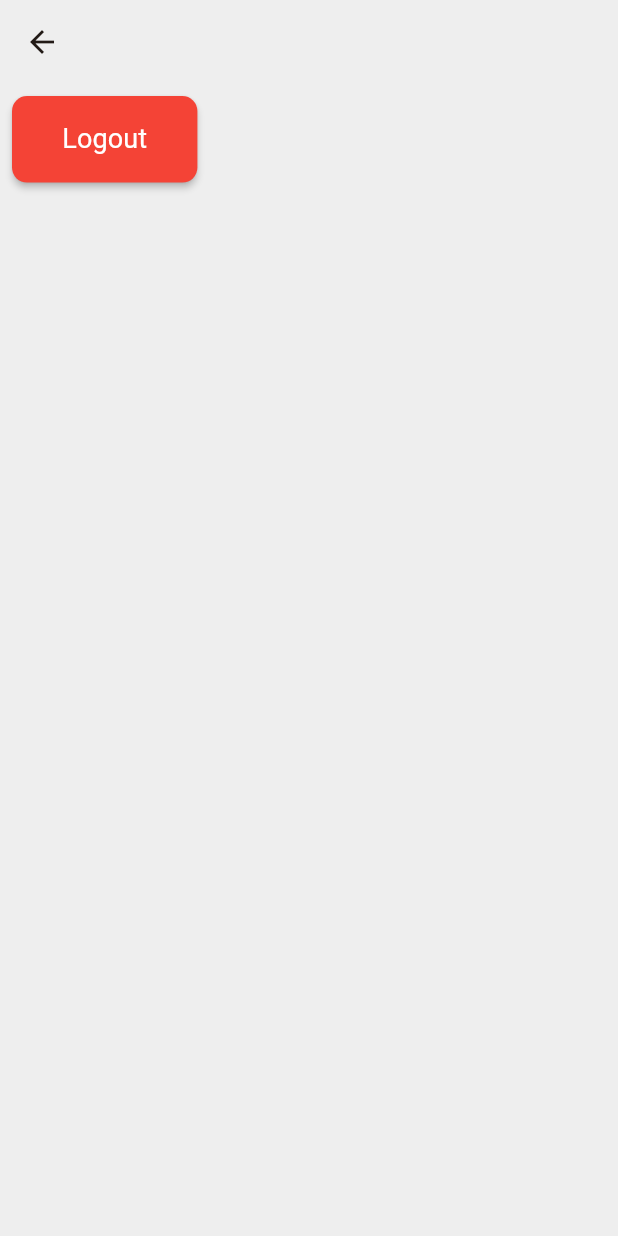
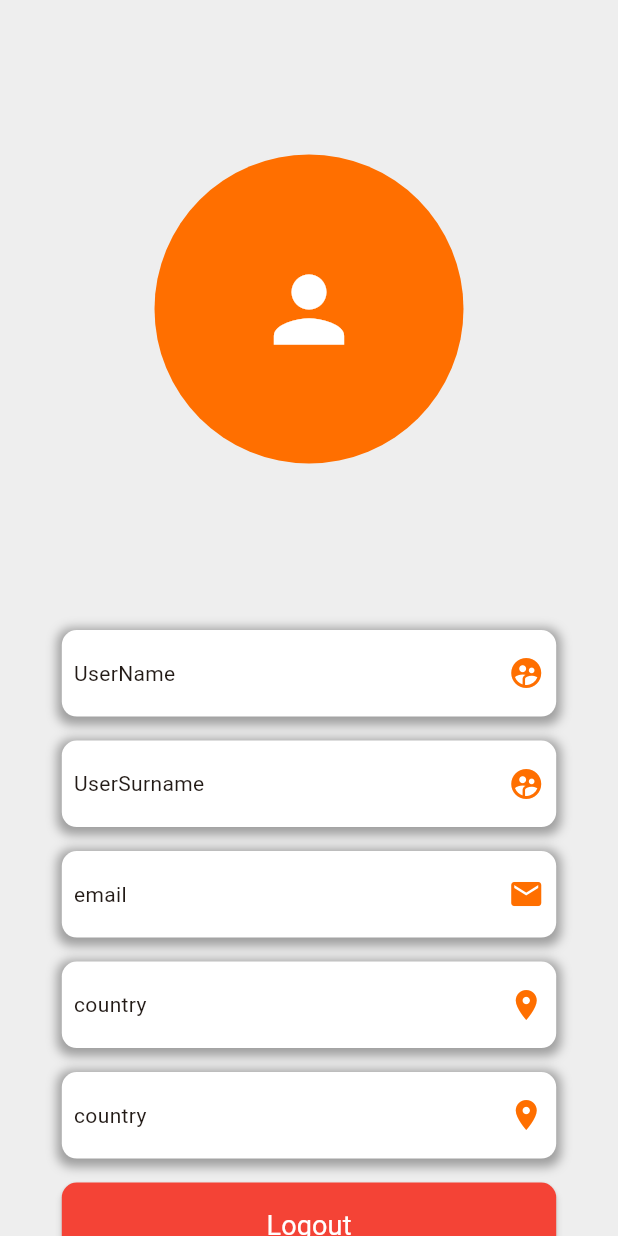
Before and after one commit to MhmmdAkcby/product_app, a Flutter app: the UserView screen opened directly, on a phone screen of 412 x 824 dp. Run offline on Flutter 3.47's test engine with Material 3 defaults, Android fonts, the phone set to English and light mode, and no system bars; our stand-ins replace delightful_toast, dio, equatable, flutter_bloc, get_it, lottie and 1 more; accounts and stored records are empty; generated files the repository leaves out were written again.

Commit message:
user detail ui created

```diff
--- a/lib/product_market/view/user_detail/user_view.dart
+++ b/lib/product_market/view/user_detail/user_view.dart
@@ -18,6 +18,7 @@ class UserView extends StatefulWidget {
 class _UserViewState extends State<UserView> {
   late NavigationService navigationService;
   final GetIt _getIt = GetIt.instance;
+  final String routePath = '/login';
 
   @override
   void initState() {
@@ -30,16 +31,79 @@ class _UserViewState extends State<UserView> {
     final cubit = context.read<LoginCubit>();
 
     return Scaffold(
-      appBar: AppBar(),
-      body: _buildUI(context, cubit),
+      body: _buildUI(context: context, cubit: cubit),
     );
   }
 
-  Column _buildUI(BuildContext context, LoginCubit cubit) {
+  Widget _buildUI({required BuildContext context, required LoginCubit cubit}) {
+    return SafeArea(
+      child: SingleChildScrollView(
+        child: Center(
+          child: Column(
+            mainAxisAlignment: MainAxisAlignment.center,
+            crossAxisAlignment: CrossAxisAlignment.center,
+            children: [
+              _userDetails(context: context, cubit: cubit),
+            ],
+          ),
+        ),
+      ),
+    );
+  }
+
+  Widget _userDetails({required BuildContext context, required LoginCubit cubit}) {
     return Column(
+      mainAxisAlignment: MainAxisAlignment.center,
+      crossAxisAlignment: CrossAxisAlignment.center,
       children: [
+        _userProfileView(),
+        _user(text: 'UserName', icon: Icons.supervised_user_circle_rounded),
+        _user(text: 'UserSurname', icon: Icons.supervised_user_circle_rounded),
+        _user(text: 'email', icon: Icons.email),
+        _user(text: 'country', icon: Icons.location_on),
+        _user(text: 'country', icon: Icons.location_on),
         _logoutButton(context, cubit),
       ],
+    );
+  }
+
+  Widget _user({required String text, required IconData icon}) {
+    return Container(
+      margin: const _WidgetPaddingAndMargin.marginAll(),
+      padding: const _WidgetPaddingAndMargin.paddingAll(),
+      width: MediaQuery.of(context).size.width * _WidgetSize().userWidth,
+      height: MediaQuery.of(context).size.height * _WidgetSize().userHeight,
+      decoration: _userBoxDecoration(),
+      child: Row(
+          mainAxisAlignment: MainAxisAlignment.spaceBetween,
+          children: [Text(text), Icon(icon, color: ProjectColor.flushOrange())]),
+    );
+  }
+
+  BoxDecoration _userBoxDecoration() {
+    return BoxDecoration(
+      color: ProjectColor.whiteColor(),
+      borderRadius: BorderRadius.circular(_WidgetSize().borderRadius),
+      boxShadow: [_userBoxShadow()],
+    );
+  }
+
+  BoxShadow _userBoxShadow() {
+    return BoxShadow(
+      color: ProjectColor.mortarGrey(),
+      blurRadius: _WidgetSize().blurRadius,
+      spreadRadius: _WidgetSize().spreadRadius,
+      offset: Offset(_WidgetSize().offsetX, _WidgetSize().offsetY),
+    );
+  }
+
+  Widget _userProfileView() {
+    return SizedBox(
+      width: MediaQuery.of(context).size.width * _WidgetSize().userProfileWidth,
+      height: MediaQuery.of(context).size.height * _WidgetSize().userProfileWidth,
+      child: CircleAvatar(
+          backgroundColor: ProjectColor.flushOrange(),
+          child: Icon(Icons.person, size: _WidgetSize().circularAvatarIcon, color: ProjectColor.whiteColor())),
     );
   }
 
@@ -68,10 +132,10 @@ class _UserViewState extends State<UserView> {
   Future<void> _logoutMethod(bool isLoading, LoginCubit cubit) async {
     if (!isLoading) {
       await cubit.logout();
-      await Future.delayed(const Duration(milliseconds: 100));
+      await Future.delayed(Duration(milliseconds: _WidgetSize().milliseconds));
       if (!cubit.state.isLoading) {
         setState(() {});
-        navigationService.pushNamedAndRemoveUntil('/login');
+        navigationService.pushNamedAndRemoveUntil(routePath);
       }
     }
   }
@@ -79,10 +143,21 @@ class _UserViewState extends State<UserView> {
 
 class _WidgetSize {
   final double myButtonHeight = 0.07;
-  final double myButtonWidth = 0.3;
+  final double myButtonWidth = 0.8;
   final double myButtonFontSize = 17;
   final double borderRadius = 10;
   final double buttonFontSize = 18;
+  final double userWidth = 0.8;
+  final double userHeight = 0.07;
+  final double blurRadius = 5;
+  final double spreadRadius = 3;
+  final double offsetX = 0;
+  final double offsetY = 2;
+  final double userProfileWidth = 0.5;
+  final double userProfileHeight = 0.2;
+  final double circularAvatarIcon = 70;
+
+  final int milliseconds = 100;
 }
 
 class _WidgetPaddingAndMargin extends EdgeInsets {
```
